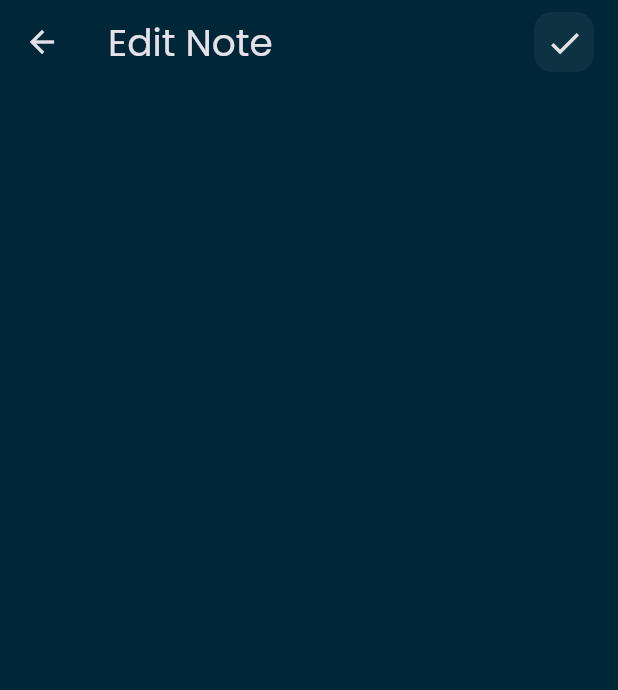
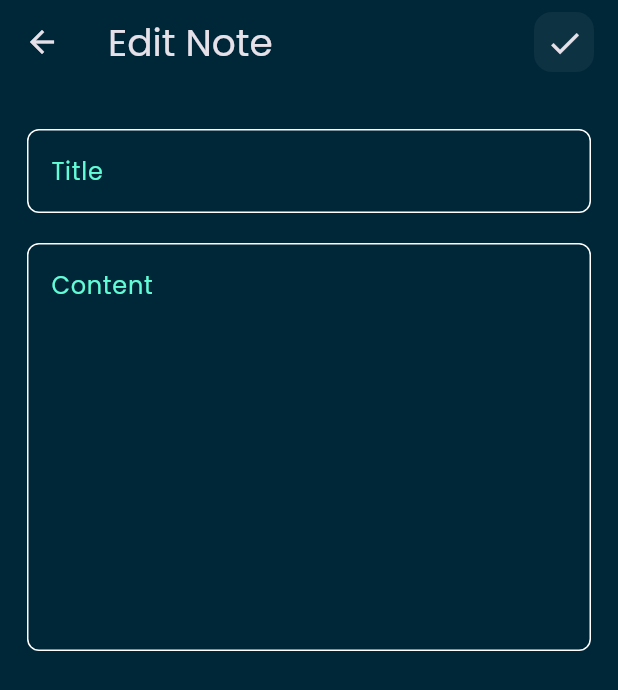
Before and after one commit to 3bowhab/Flutter_Apps, a Flutter app: the EditNoteView screen opened directly, on a phone screen of 412 x 824 dp. Shown: the top 690 px of the screen. Run offline on Flutter 3.47's test engine with Material 3 defaults, Android fonts, the phone set to English and light mode, and no system bars.

Commit message:
finish ui of edit note view

```diff
--- a/notes_app/lib/views/edit_note_view.dart
+++ b/notes_app/lib/views/edit_note_view.dart
@@ -1,15 +1,30 @@
 import 'package:flutter/material.dart';
 import 'package:notes_app/views/widgets/custom_app_bar.dart';
+import 'package:notes_app/views/widgets/custom_text_feild.dart';
 
 class EditNoteView extends StatelessWidget {
   const EditNoteView({super.key});
 
   @override
   Widget build(BuildContext context) {
-    return Scaffold(
-      appBar: CustomAppBar(
-        text: 'Edit Note',
-        icon: Icons.check,
+    return GestureDetector(
+      onTap: () {
+        FocusScope.of(context).unfocus();
+      },
+      child: Scaffold(
+        appBar: CustomAppBar(
+          text: 'Edit Note',
+          icon: Icons.check,
+        ),
+        body: ListView(
+          padding: const EdgeInsets.symmetric(horizontal: 18, vertical: 30),
+          children: [
+            CustomTextField(text: 'Title'),
+            const SizedBox(height: 20),
+            CustomTextField(text: 'Content', maxLines: 10),
+            const SizedBox(height: 20),
+          ],
+        ),
       ),
     );
   }
```
